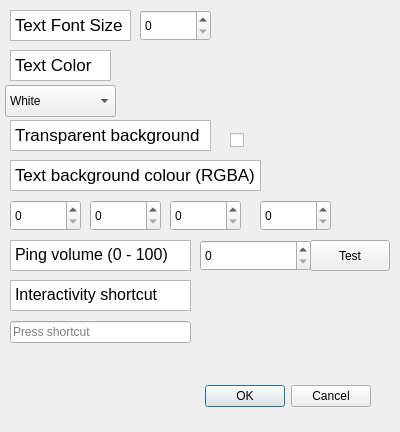
The window that chat-display/preferences.ui (Yahya-Alkhosoussy/youtube-chat-on-screen) describes before a commit, drawn with Qt 5.
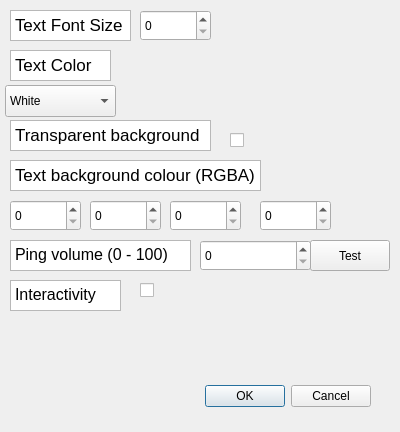
The same window after the commit.

Commit message: Made the interactive part a toggle rather than a short cut

```diff
--- a/chat-display/preferences.ui
+++ b/chat-display/preferences.ui
@@ -262,7 +262,7 @@
     <rect>
      <x>10</x>
      <y>280</y>
-     <width>181</width>
+     <width>111</width>
      <height>31</height>
     </rect>
    </property>
@@ -274,17 +274,7 @@
 li.unchecked::marker { content: &quot;\2610&quot;; }
 li.checked::marker { content: &quot;\2612&quot;; }
 &lt;/style&gt;&lt;/head&gt;&lt;body style=&quot; font-family:'Segoe UI'; font-size:9pt; font-weight:400; font-style:normal;&quot;&gt;
-&lt;p style=&quot; margin-top:0px; margin-bottom:0px; margin-left:0px; margin-right:0px; -qt-block-indent:0; text-indent:0px;&quot;&gt;&lt;span style=&quot; font-size:12pt;&quot;&gt;Interactivity shortcut&lt;/span&gt;&lt;/p&gt;&lt;/body&gt;&lt;/html&gt;</string>
-   </property>
-  </widget>
-  <widget class="QKeySequenceEdit" name="keySequenceEdit">
-   <property name="geometry">
-    <rect>
-     <x>10</x>
-     <y>320</y>
-     <width>181</width>
-     <height>24</height>
-    </rect>
+&lt;p style=&quot; margin-top:0px; margin-bottom:0px; margin-left:0px; margin-right:0px; -qt-block-indent:0; text-indent:0px;&quot;&gt;&lt;span style=&quot; font-size:12pt;&quot;&gt;Interactivity&lt;/span&gt;&lt;/p&gt;&lt;/body&gt;&lt;/html&gt;</string>
    </property>
   </widget>
   <widget class="QPushButton" name="pushButton">
@@ -300,6 +290,19 @@
     <string>Test</string>
    </property>
   </widget>
+  <widget class="QCheckBox" name="interactivity">
+   <property name="geometry">
+    <rect>
+     <x>140</x>
+     <y>280</y>
+     <width>161</width>
+     <height>20</height>
+    </rect>
+   </property>
+   <property name="text">
+    <string/>
+   </property>
+  </widget>
  </widget>
  <resources/>
  <connections>
```
